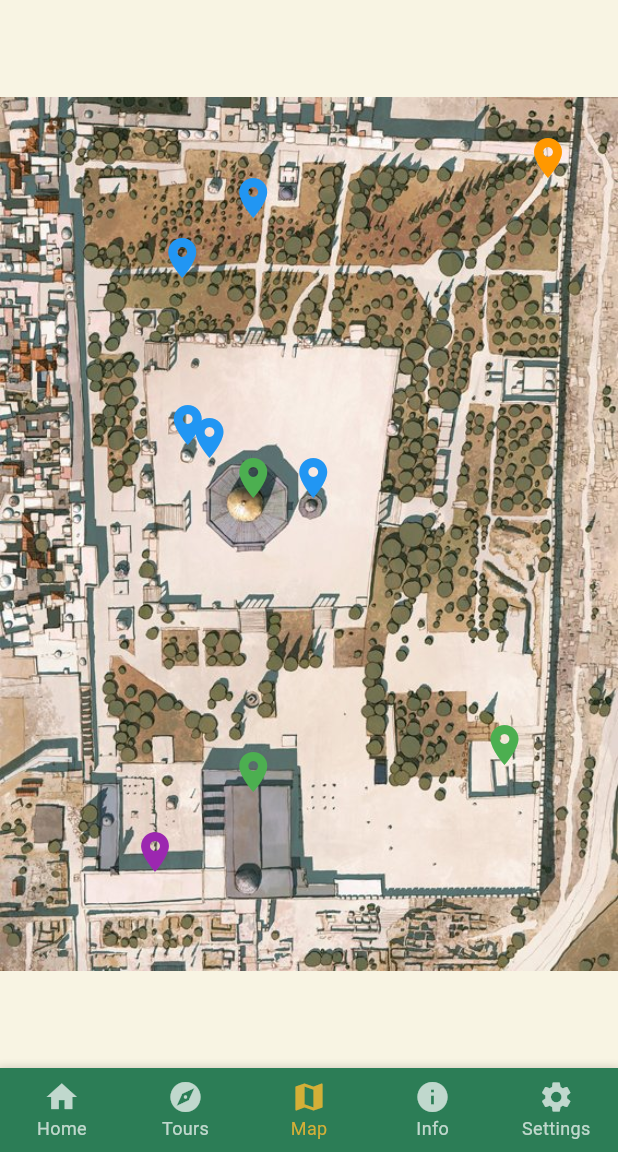
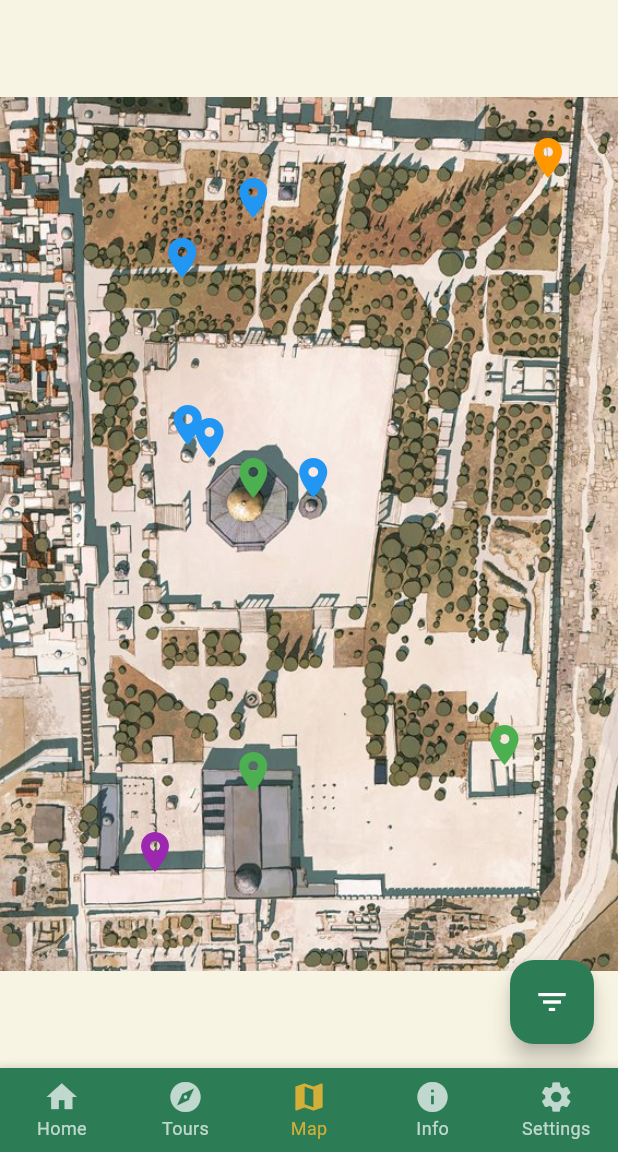
Before and after one commit to othman98shawgan/Al-Aqsa-guide, a Flutter app: the screen it shows after launch, item 3 of the bottom bar chosen, on a phone screen of 412 x 824 dp, the part 84-1236 px from its top. Run offline on Flutter 3.47's test engine with Material 3 defaults, Android fonts, the phone set to English and light mode, and no system bars; Roboto replaces fonts that are missing (Segoe UI).

Commit message:
support landmark show/hide on map

```diff
--- a/lib/screens/map_screen.dart
+++ b/lib/screens/map_screen.dart
@@ -4,8 +4,15 @@
 import '../widgets/landmark_dialog.dart';
 import '../data/landmarks_data.dart';
 
-class MapScreen extends StatelessWidget {
-  final List<Landmark> landmarks = landmarkData
+class MapScreen extends StatefulWidget {
+  const MapScreen({super.key});
+
+  @override
+  State<MapScreen> createState() => _MapScreenState();
+}
+
+class _MapScreenState extends State<MapScreen> {
+  final List<Landmark> allLandmarks = landmarkData
       .map((data) => Landmark(
             id: data['id'],
             name: data['name'],
@@ -17,6 +24,23 @@
             type: data['type'],
           ))
       .toList();
+
+  final Map<String, bool> filters = {
+    'Mosque': true,
+    'Dome': true,
+    'Gate': true,
+    'Building': true,
+  };
+
+  bool showFilterOptions = false;
+
+  void toggleFilter(String type) {
+    setState(() {
+      filters[type] = !(filters[type] ?? true);
+    });
+  }
+
+  List<Landmark> get filteredLandmarks => allLandmarks.where((lm) => filters[lm.type] == true).toList();
 
   void _openLandmarkDialog(BuildContext context, Landmark landmark) async {
     final result = await showDialog<bool>(
@@ -54,12 +78,55 @@
 
   @override
   Widget build(BuildContext context) {
+    const double mapWidth = 566;
+    const double mapHeight = 800;
+
     return Scaffold(
+      floatingActionButton: Column(
+        mainAxisSize: MainAxisSize.min,
+        crossAxisAlignment: CrossAxisAlignment.end,
+        children: [
+          if (showFilterOptions)
+            ...filters.keys.map((type) => Padding(
+                  padding: const EdgeInsets.symmetric(vertical: 4.0),
+                  child: Row(
+                    mainAxisSize: MainAxisSize.min,
+                    children: [
+                      Container(
+                        margin: const EdgeInsets.only(right: 8),
+                        padding: const EdgeInsets.symmetric(horizontal: 10, vertical: 6),
+                        decoration: BoxDecoration(
+                          color: Colors.white,
+                          borderRadius: BorderRadius.circular(8),
+                          boxShadow: [BoxShadow(color: Colors.black12, blurRadius: 4)],
+                        ),
+                        child: Text(
+                          type,
+                          style: TextStyle(fontSize: 14),
+                        ),
+                      ),
+                      FloatingActionButton.small(
+                        heroTag: 'filter_$type',
+                        backgroundColor: filters[type]! ? _getColorByType(type) : Colors.grey,
+                        onPressed: () => toggleFilter(type),
+                        tooltip: type,
+                        child: Icon(
+                          filters[type]! ? Icons.check : Icons.close,
+                          color: Colors.white,
+                        ),
+                      ),
+                    ],
+                  ),
+                )),
+          FloatingActionButton(
+            heroTag: 'main_filter_toggle',
+            onPressed: () => setState(() => showFilterOptions = !showFilterOptions),
+            child: Icon(showFilterOptions ? Icons.close : Icons.filter_list),
+          ),
+        ],
+      ),
       body: LayoutBuilder(
         builder: (context, constraints) {
-          double mapWidth = 566;
-          double mapHeight = 800;
-
           return InteractiveViewer(
             minScale: 1,
             maxScale: 4,
@@ -71,7 +138,7 @@
                   width: constraints.maxWidth,
                   height: constraints.maxHeight,
                 ),
-                ...landmarks.map((lm) {
+                ...filteredLandmarks.map((lm) {
                   double x = (lm.left / mapWidth) * constraints.maxWidth;
                   double y = (lm.top / mapHeight) * constraints.maxHeight;
 
```
